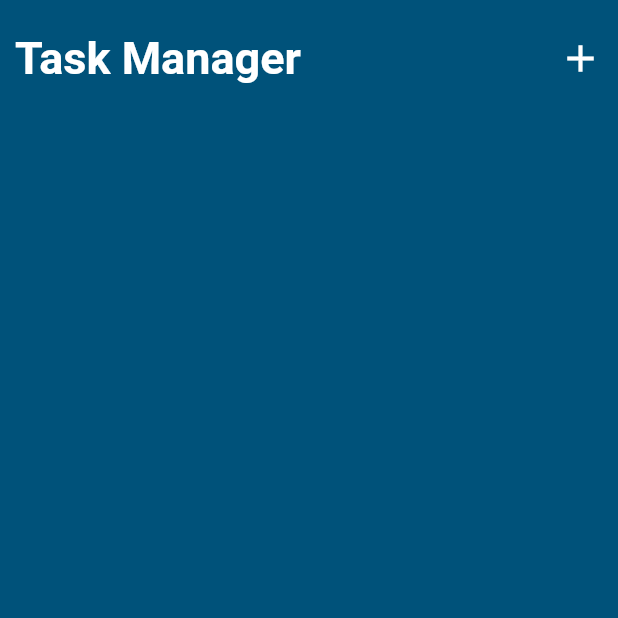
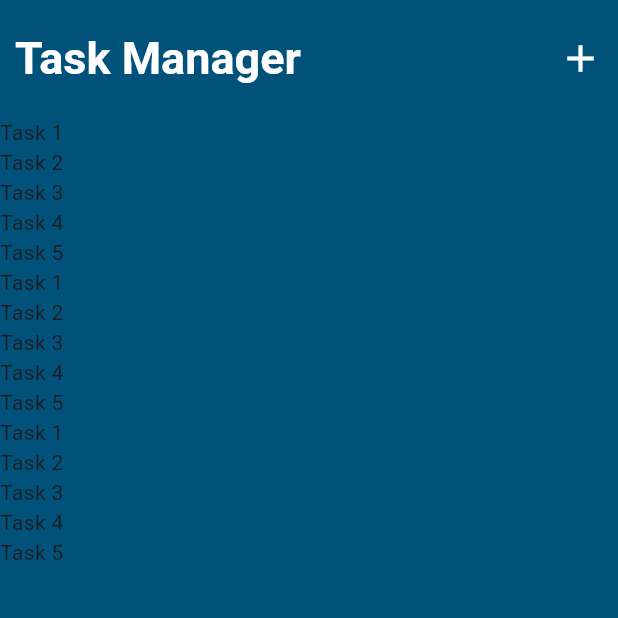
Before and after one commit to sz-adam/Task-Manager-fullstack, a Flutter app: the screen it shows after launch, on a phone screen of 412 x 824 dp, the top half of it. Run offline on Flutter 3.47's test engine with Material 3 defaults, Android fonts, the phone set to English and light mode, and no system bars.

Commit message:
tasks and task widget , adding themeData

```diff
--- a/mobile/lib/main.dart
+++ b/mobile/lib/main.dart
@@ -18,11 +18,19 @@ class MyApp extends StatelessWidget {
           scaffoldBackgroundColor:
               const Color.fromARGB(255, 0, 82, 122), //háttérszin
           textTheme: const TextTheme(
-            titleLarge: TextStyle(
-                fontSize: 30,
-                fontWeight: FontWeight.bold,
-                color: Colors.white), //Title stilusa
-          ),
+              //Cím stilusa
+              titleLarge: TextStyle(
+                  fontSize: 30,
+                  fontWeight: FontWeight.bold,
+                  color: Colors.white),
+              //Task cím stílusa
+              titleMedium: TextStyle(
+                  fontSize: 20,
+                  fontWeight: FontWeight.w500,
+                  color: Colors.white),
+
+              //Task leírás stílusa
+              labelMedium: TextStyle(color: Colors.white)),
           iconTheme: const IconThemeData(
             size: 30,
             color: Colors.white,
--- a/mobile/lib/page/home_page.dart
+++ b/mobile/lib/page/home_page.dart
@@ -1,5 +1,6 @@
 import 'package:flutter/material.dart';
 import 'package:mobile/widget/header.dart';
+import 'package:mobile/widget/task_list.dart';
 
 class HomePage extends StatelessWidget {
   const HomePage({Key? key}) : super(key: key);
@@ -9,7 +10,12 @@ class HomePage extends StatelessWidget {
     return Scaffold(
       body: SafeArea(
           child: Column(
-        children: [Header()],
+        children: [
+          Header(),
+          Expanded(
+            child: TaskListPage(),
+          ),
+        ],
       )),
     );
   }
--- /dev/null
+++ b/mobile/lib/widget/task.dart
@@ -0,0 +1,15 @@
+import 'package:flutter/material.dart';
+import 'package:mobile/Dummy_data.dart';
+
+class Task extends StatelessWidget {
+  const Task({Key? key, required this.task}) : super(key: key);
+
+  final TaskData task;
+
+  @override
+  Widget build(BuildContext context) {
+    return Container(
+      child: Text(task.title),
+    );
+  }
+}
--- /dev/null
+++ b/mobile/lib/widget/task_list.dart
@@ -0,0 +1,20 @@
+import 'package:flutter/material.dart';
+import 'package:mobile/Dummy_data.dart';
+import 'package:mobile/widget/task.dart';
+
+class TaskListPage extends StatelessWidget {
+  final List<TaskData> tasks = dummyTasks;
+
+  @override
+  Widget build(BuildContext context) {
+    return Scaffold(
+      body: ListView.builder(
+        itemCount: tasks.length,
+        itemBuilder: (context, index) {
+          final task = tasks[index];
+          return Task(task: task);
+        },
+      ),
+    );
+  }
+}
```
